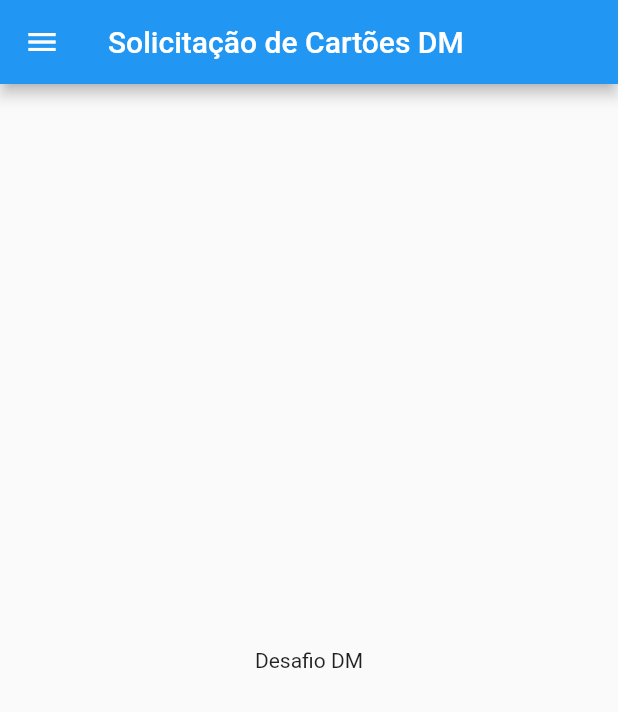
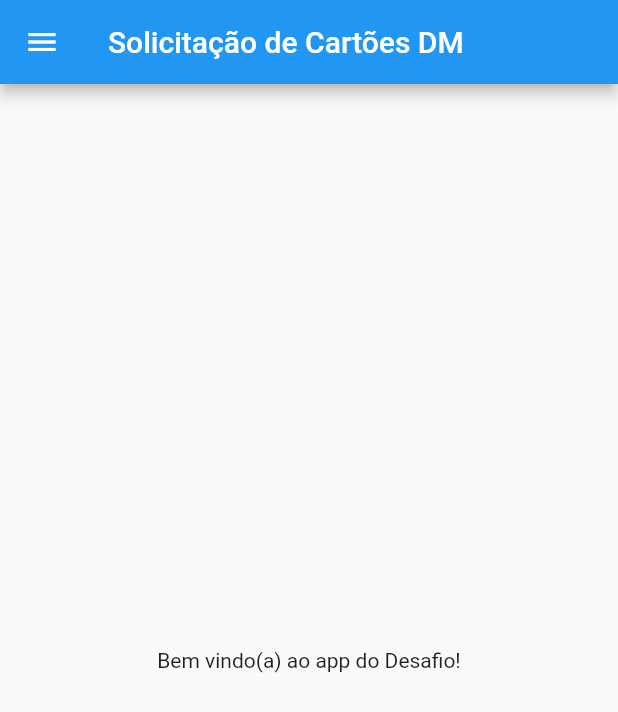
Before and after one commit to leoferraz/desafio-dm-fe, a Flutter app: the screen it shows after launch, on a phone screen of 412 x 824 dp. Shown: the top 712 px of the screen. Run offline on Flutter 3.47's test engine with Material 2 defaults, Android fonts, the phone set to English and light mode, and no system bars; our stand-ins replace email_validator, flutter_masked_text2.

Commit message:
Teste deploy em producao

```diff
--- a/lib/main.dart
+++ b/lib/main.dart
@@ -32,7 +32,7 @@ class TelaInicial extends StatelessWidget {
         title: Text('Solicitação de Cartões DM'),
       ),
       body: Center(
-        child: Text('Desafio DM'),
+        child: Text('Bem vindo(a) ao app do Desafio!'),
       ),
       drawer: Drawer(
         child: ListView(
```
